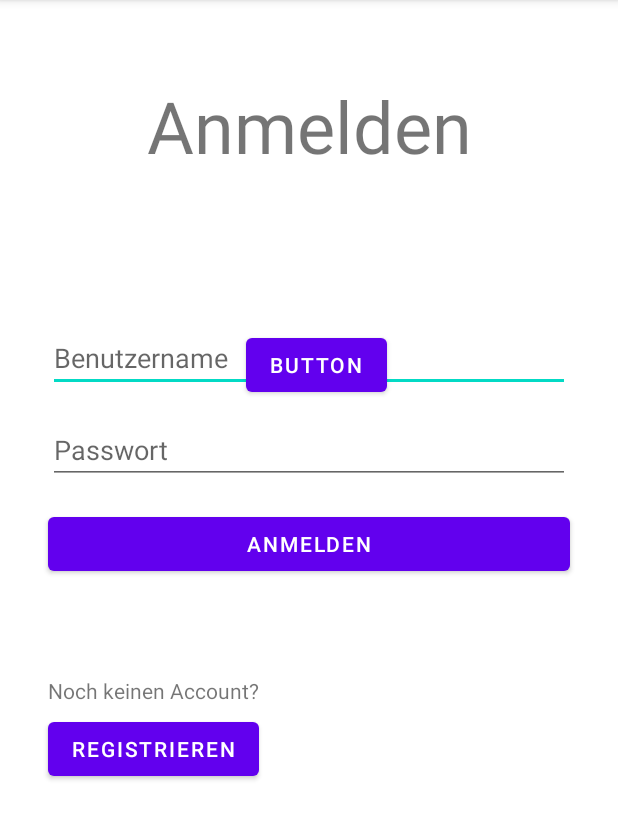
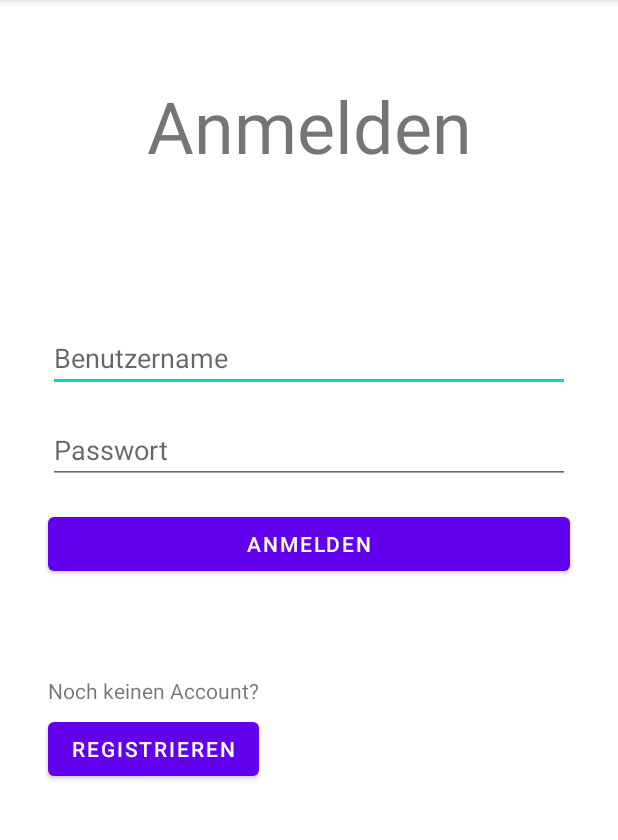
Before and after one commit to obause/MyProjects, an Android app: the screen it shows after launch (MainActivity), on a phone screen of 412 x 824 dp, the part 84-924 px from its top. Run offline under Robolectric (Android 15) with nearby library versions, the phone set to English and light mode, and no system bars; our stand-ins replace Firebase (no records; nobody signed in at launch, a user with empty details on screens opened directly).

Commit message:
Button entfernt

```diff
--- a/app/src/main/res/layout/activity_main.xml
+++ b/app/src/main/res/layout/activity_main.xml
@@ -80,16 +80,4 @@
         app:layout_constraintStart_toStartOf="parent"
         app:layout_constraintTop_toBottomOf="@+id/textView2" />
 
-    <Button
-        android:id="@+id/button2"
-        android:layout_width="wrap_content"
-        android:layout_height="wrap_content"
-        android:layout_marginStart="163dp"
-        android:layout_marginTop="219dp"
-        android:layout_marginEnd="154dp"
-        android:text="Button"
-        app:layout_constraintEnd_toEndOf="parent"
-        app:layout_constraintStart_toStartOf="parent"
-        app:layout_constraintTop_toTopOf="parent" />
-
 </androidx.constraintlayout.widget.ConstraintLayout>
```
